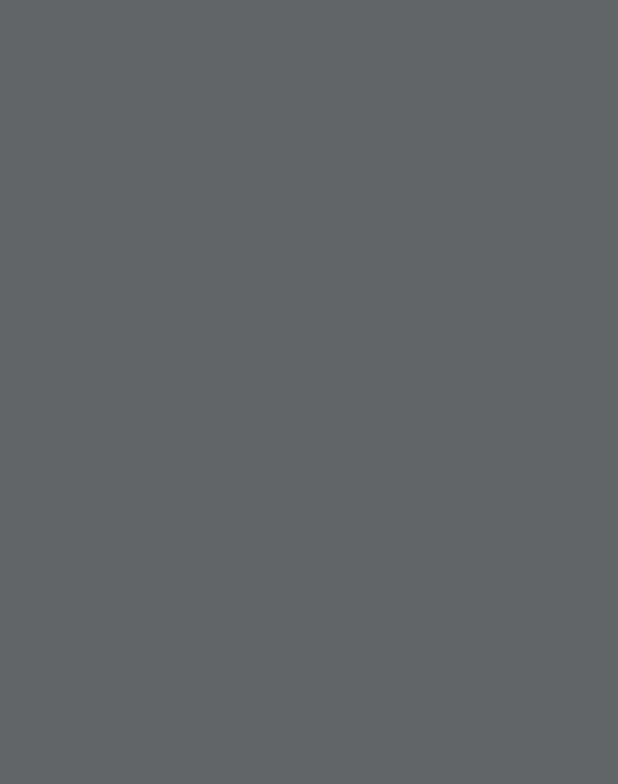
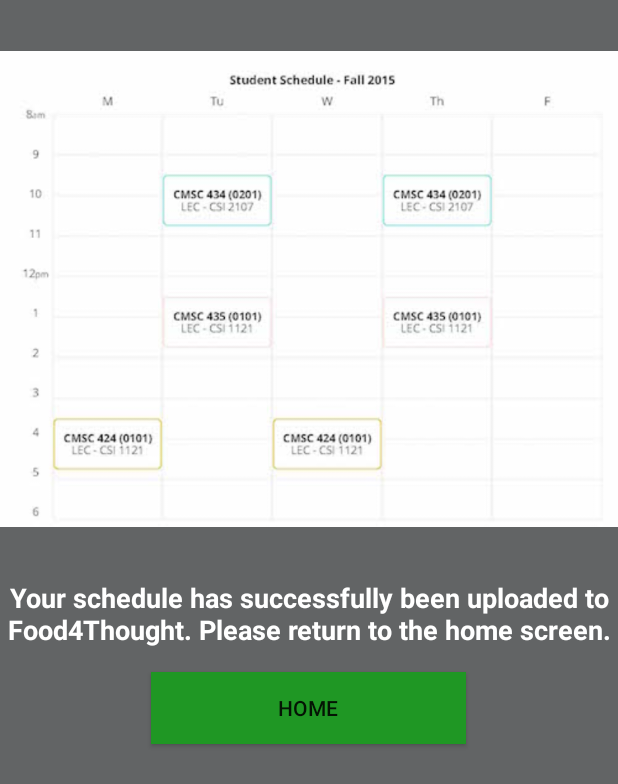
Before and after one commit to CasterlyRoc/food4thought, an Android app: the Schedule screen opened directly, with no data from a screen before it, on a phone screen of 412 x 824 dp. Before the commit the part shown is empty. Shown: the top 784 px of the screen. Run offline under Robolectric (Android 15) with nearby library versions, the phone set to English and light mode, and no system bars.

Commit message:
My commit

```diff
--- a/MyApplication/app/src/main/res/layout/activity_main.xml
+++ b/MyApplication/app/src/main/res/layout/activity_main.xml
@@ -27,7 +27,8 @@
             android:layout_width="wrap_content"
             android:layout_height="wrap_content"
             android:layout_gravity="right"
-            android:background="@drawable/buy_coupons"/>
+            android:background="@drawable/buy_coupons"
+            android:onClick="gotoBuyCoupons"/>
         <ImageButton
             android:layout_width="wrap_content"
             android:layout_height="wrap_content"
--- a/MyApplication/app/src/main/res/layout/activity_schedule.xml
+++ b/MyApplication/app/src/main/res/layout/activity_schedule.xml
@@ -4,7 +4,31 @@
     android:layout_height="match_parent"
     android:orientation="vertical"
     android:background="@color/background">
-
+    <ImageView
+        android:layout_width="wrap_content"
+        android:layout_height="wrap_content"
+        android:src="@drawable/schedule"/>
+    <TextView
+        android:layout_width="wrap_content"
+        android:layout_height="wrap_content"
+        android:textColor="#ffffff"
+        android:textStyle="bold"
+        android:textSize="18dp"
+        android:gravity="center"
+        android:layout_margin="5px"
+        android:includeFontPadding="false"
+        android:text="@string/schedule_accept"/>
+    <Button
+        android:id="@+id/button1"
+        style="?android:attr/buttonStyleToggle"
+        android:layout_width="210dp"
+        android:layout_height="wrap_content"
+        android:layout_gravity="center_horizontal|center"
+        android:layout_marginTop="20px"
+        android:layout_marginBottom="15px"
+        android:text="Home"
+        android:background="#1F9724"
+        android:onClick="gotoMain"/>
 
 
 </LinearLayout>
--- a/MyApplication/app/src/main/res/layout/activity_univ_login.xml
+++ b/MyApplication/app/src/main/res/layout/activity_univ_login.xml
@@ -46,17 +46,17 @@
     </LinearLayout>
     <LinearLayout
         android:layout_width="match_parent"
-        android:layout_height="0dip"
+        android:layout_height="400dip"
         android:layout_weight="1"
         android:gravity="center|bottom"
         android:orientation="vertical" >
         <Button
             android:id="@+id/button1"
             style="?android:attr/buttonStyleToggle"
-            android:layout_width="420dp"
+            android:layout_width="210dp"
             android:layout_height="wrap_content"
             android:layout_gravity="center_horizontal|center"
-            android:layout_marginBottom="15px"
+            android:layout_marginBottom="600px"
             android:text="Submit"
             android:background="#1F9724"
             android:onClick="gotoSchedule"/>
--- /dev/null
+++ b/MyApplication/app/src/main/res/layout/button_list.xml
@@ -0,0 +1,6 @@
+<?xml version="1.0" encoding="utf-8"?>
+<Button xmlns:android="http://schemas.android.com/apk/res/android"
+    android:orientation="vertical"
+    android:layout_width="750px"
+    android:layout_height="200px">
+</Button>
--- a/MyApplication/app/src/main/res/values/strings.xml
+++ b/MyApplication/app/src/main/res/values/strings.xml
@@ -9,5 +9,8 @@
     <color name="background">#626465</color>
     <string name="search_label">Search</string>
     <string name="search_hint">Search items from ListView</string>
-    <string name="title_activity_display_message">My Message</string>
+    <string name="schedule_accept">
+        Your schedule has successfully been uploaded to Food4Thought. Please return to the home screen.
+    </string>
+    <string name="title_activity_buy_coupons">BuyCoupons</string>
 </resources>
--- a/MyApplication/app/src/main/res/values/styles.xml
+++ b/MyApplication/app/src/main/res/values/styles.xml
@@ -17,4 +17,8 @@
 
     <style name="AppTheme.PopupOverlay" parent="ThemeOverlay.AppCompat.Light" />
 
+    <style name="AppBarOverlay" parent="ThemeOverlay.AppCompat.Dark.ActionBar" />
+
+    <style name="PopupOverlay" parent="ThemeOverlay.AppCompat.Light" />
+
 </resources>
```
Also changed, not shown: MyApplication/app/src/main/AndroidManifest.xml (+6 -2 lines), MyApplication/app/src/main/java/com/cmsc434/f4t/food4thought/BuyCoupons.java (added, +41 -0 lines), MyApplication/app/src/main/java/com/cmsc434/f4t/food4thought/CreateUser.java (+9 -19 lines), MyApplication/app/src/main/java/com/cmsc434/f4t/food4thought/Ind_Coupon.java (added, +22 -0 lines), MyApplication/app/src/main/java/com/cmsc434/f4t/food4thought/MainActivity.java (+12 -3 lines), MyApplication/app/src/main/java/com/cmsc434/f4t/food4thought/Schedule.java (+7 -0 lines), MyApplication/app/src/main/res/layout/activity_buy_coupons.xml (added, +55 -0 lines), MyApplication/app/src/main/res/layout/activity_create_user.xml (+0 -7 lines), MyApplication/app/src/main/res/layout/activity_ind__coupon.xml (added, +16 -0 lines), MyApplication/app/src/main/res/menu/action_bar.xml (deleted, +0 -9 lines), MyApplication/app/src/main/res/drawable/coupon_1.png (added), MyApplication/app/src/main/res/drawable/schedule.jpg.
